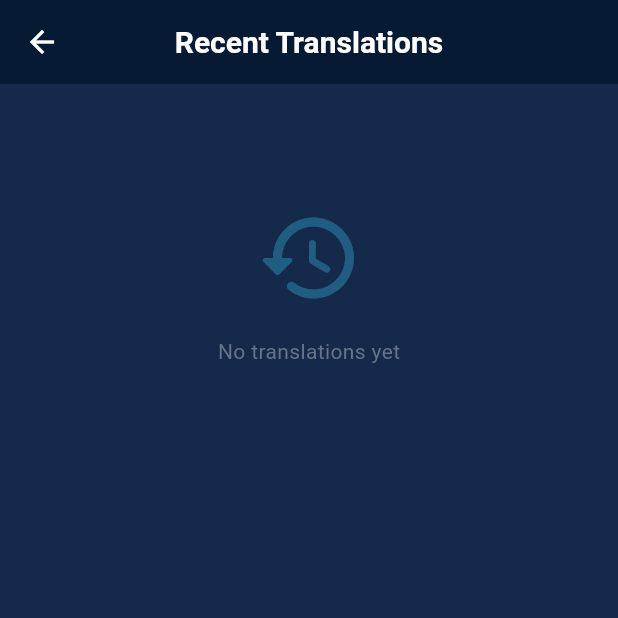
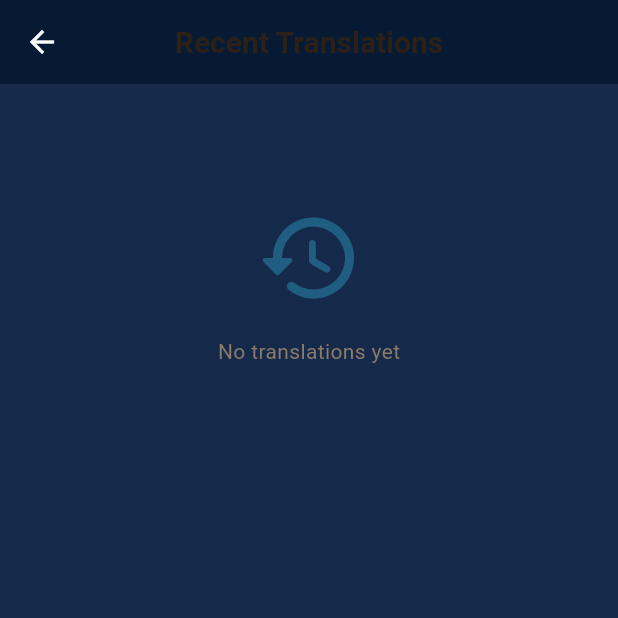
Before and after one commit to the-kunal-gangani/SwarSetu---Voice-Beyond-Languages, a Flutter app: the screen it shows after launch, after a tap on "History", on a phone screen of 412 x 824 dp, the top half of it. Run offline on Flutter 3.47's test engine with Material 3 defaults, Android fonts, the phone set to English and light mode, and no system bars; our stand-ins replace dio, equatable, flutter_bloc, go_router, just_audio, shared_preferences; missing offline and left inert: record.

Commit message:
Changed Colorus

```diff
--- a/mobile/swarsetu_app/lib/core/constants/app_colors.dart
+++ b/mobile/swarsetu_app/lib/core/constants/app_colors.dart
@@ -3,7 +3,7 @@ import 'package:flutter/material.dart';
 class AppColors {
   AppColors._();
 
-  // Primary
+  // Primary — teal
   static const deepNavy = Color(0xFF071A33);
   static const midnightBlue = Color(0xFF15294A);
   static const royalBlue = Color(0xFF155EEF);
@@ -11,7 +11,14 @@ class AppColors {
   static const cyan = Color(0xFF35D5FF);
   static const softBlue = Color(0xFF8ED8FF);
 
-  // Voice accent (warm, used sparingly for mic + result moments)
+  // New brand palette — teal/amber/cream
+  static const teal = Color(0xFF1F7A73);
+  static const tealLight = Color(0xFF3D9C93);
+  static const amber = Color(0xFFE8823C);
+  static const amberLight = Color(0xFFF2A65A);
+  static const voiceOlive = Color(0xFF6B5B3E);
+  static const cream = Color(0xFFF5EAD9);
+
   static const voiceCoral = Color(0xFFFF6B6B);
   static const voiceMagenta = Color(0xFFEC4899);
   static const voiceViolet = Color(0xFF9B5DE5);
@@ -21,8 +28,8 @@ class AppColors {
   static const surface = Color(0xFFFFFFFF);
 
   // Text
-  static const textPrimary = Color(0xFF071A33);
-  static const textSecondary = Color(0xFF64748B);
+  static const textPrimary = Color(0xFF2B2118);
+  static const textSecondary = Color(0xFF8A7A68);
 
   // Status
   static const success = Color(0xFF16A34A);
--- a/mobile/swarsetu_app/lib/core/theme/app_text_styles.dart
+++ b/mobile/swarsetu_app/lib/core/theme/app_text_styles.dart
@@ -7,27 +7,27 @@ class AppTextStyles {
   static const TextStyle h1 = TextStyle(
     fontSize: 32,
     fontWeight: FontWeight.bold,
-    color: Colors.white,
+    color: AppColors.textPrimary,
     letterSpacing: -0.5,
   );
 
   static const TextStyle h2 = TextStyle(
     fontSize: 24,
     fontWeight: FontWeight.bold,
-    color: Colors.white,
+    color: AppColors.textPrimary,
     letterSpacing: -0.3,
   );
 
   static const TextStyle h3 = TextStyle(
     fontSize: 20,
     fontWeight: FontWeight.w600,
-    color: Colors.white,
+    color: AppColors.textPrimary,
   );
 
   static const TextStyle bodyLarge = TextStyle(
     fontSize: 16,
     fontWeight: FontWeight.normal,
-    color: Colors.white,
+    color: AppColors.textPrimary,
   );
 
   static const TextStyle bodyMedium = TextStyle(
--- a/mobile/swarsetu_app/lib/features/home/home_screen.dart
+++ b/mobile/swarsetu_app/lib/features/home/home_screen.dart
@@ -35,7 +35,7 @@ class HomeScreen extends StatelessWidget {
               ),
               const SizedBox(height: AppDimensions.paddingXL),
 
-              // Hero Translation Button
+              // Hero Translation Button — warm voice gradient
               GestureDetector(
                 onTap: () => context.push(RouteConstants.translate),
                 child: Container(
@@ -43,15 +43,19 @@ class HomeScreen extends StatelessWidget {
                   padding: const EdgeInsets.all(AppDimensions.paddingLG),
                   decoration: BoxDecoration(
                     gradient: const LinearGradient(
-                      colors: [AppColors.royalBlue, AppColors.electricBlue],
+                      colors: [
+                        AppColors.voiceCoral,
+                        AppColors.voiceMagenta,
+                        AppColors.voiceViolet,
+                      ],
                       begin: Alignment.topLeft,
                       end: Alignment.bottomRight,
                     ),
                     borderRadius: BorderRadius.circular(AppDimensions.radiusLG),
                     boxShadow: [
                       BoxShadow(
-                        color: AppColors.electricBlue.withValues(alpha: 0.3),
-                        blurRadius: 20,
+                        color: AppColors.voiceMagenta.withValues(alpha: 0.35),
+                        blurRadius: 24,
                         offset: const Offset(0, 10),
                       ),
                     ],
@@ -103,7 +107,7 @@ class HomeScreen extends StatelessWidget {
               Text(AppStrings.quickAccess, style: AppTextStyles.h3),
               const SizedBox(height: AppDimensions.paddingMD),
 
-              // Quick Actions Grid
+              // Quick Actions Grid — stays cool blue, deliberately
               Expanded(
                 child: GridView.count(
                   crossAxisCount: 2,
```
